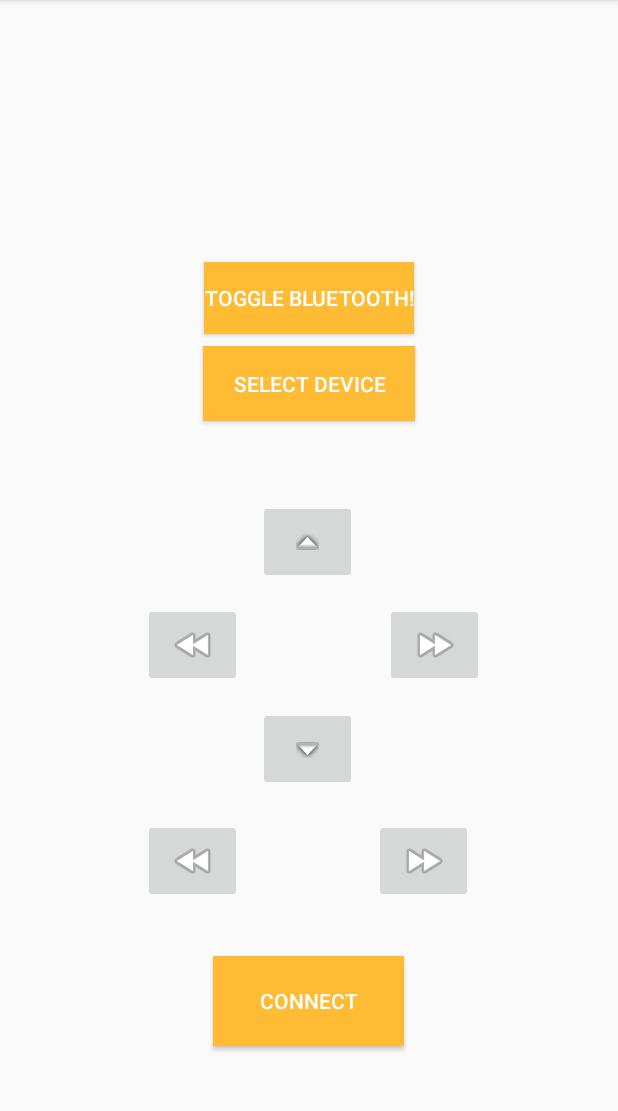
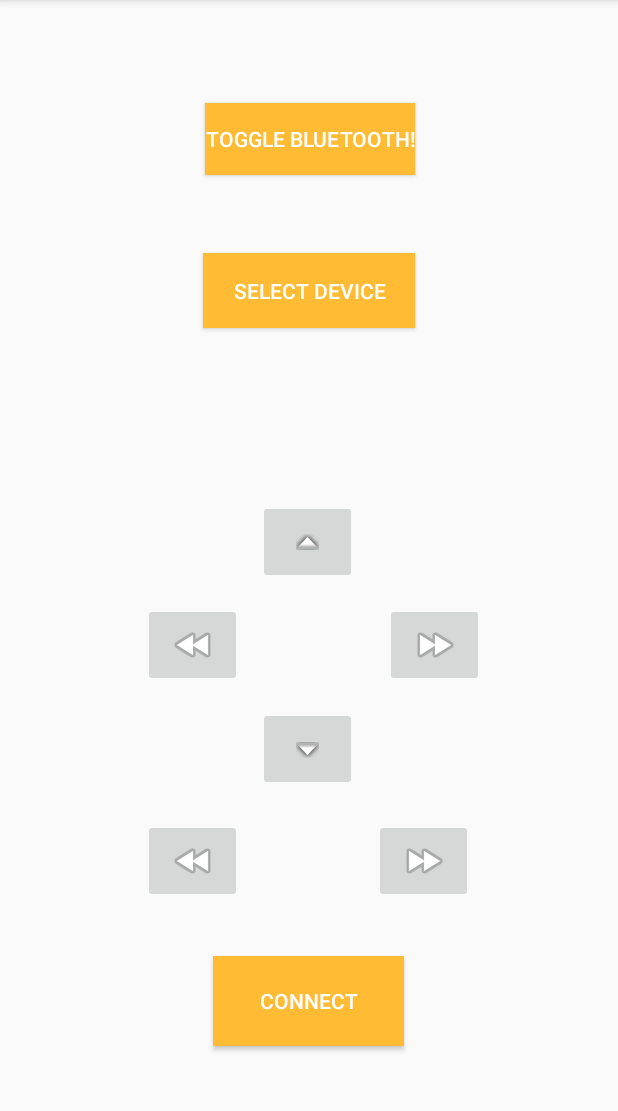
Before and after one commit to karanysingh/BluetoothMecanumWheelBot, an Android app: the screen it shows after launch (MainActivity), on a phone screen of 412 x 824 dp, the part 84-1195 px from its top. Run offline under Robolectric (Android 15) with nearby library versions, the phone set to English and light mode, and no system bars.

Commit message:
Update activity_main.xml

```diff
--- a/app/src/main/res/layout/activity_main.xml
+++ b/app/src/main/res/layout/activity_main.xml
@@ -15,9 +15,10 @@
         android:textColor="@android:color/background_light"
         app:layout_constraintBottom_toBottomOf="parent"
         app:layout_constraintEnd_toEndOf="parent"
+        app:layout_constraintHorizontal_bias="0.503"
         app:layout_constraintStart_toStartOf="parent"
         app:layout_constraintTop_toTopOf="parent"
-        app:layout_constraintVertical_bias="0.243" />
+        app:layout_constraintVertical_bias="0.095" />
 
     <ImageButton
         android:id="@+id/keyD"
@@ -118,6 +119,6 @@
         app:layout_constraintEnd_toEndOf="parent"
         app:layout_constraintStart_toStartOf="parent"
         app:layout_constraintTop_toTopOf="@+id/toggle"
-        app:layout_constraintVertical_bias="0.129" />
+        app:layout_constraintVertical_bias="0.313" />
 
 </androidx.constraintlayout.widget.ConstraintLayout>
```
